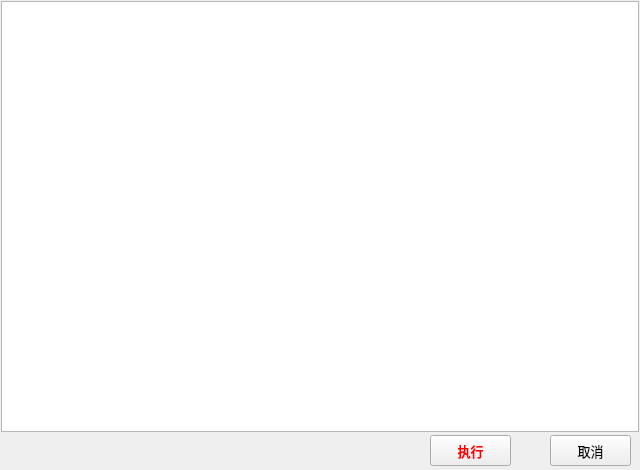
Before: the Qt Designer form ui/PreviewUI.ui in hrpzcf/RenameTool, drawn with Qt 5.
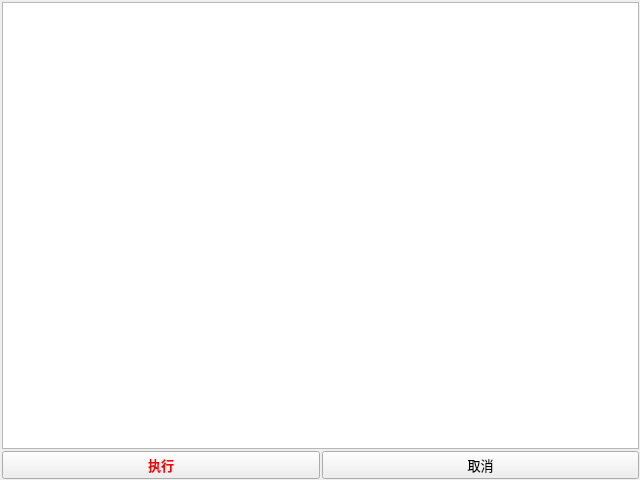
After: the same form once the commit is applied.

The edit to the form file:
```diff
--- a/ui/PreviewUI.ui
+++ b/ui/PreviewUI.ui
@@ -1,13 +1,16 @@
 <?xml version="1.0" encoding="UTF-8"?>
 <ui version="4.0">
- <class>Form</class>
- <widget class="QWidget" name="Form">
+ <class>PreviewUI</class>
+ <widget class="QMainWindow" name="PreviewUI">
+  <property name="windowModality">
+   <enum>Qt::ApplicationModal</enum>
+  </property>
   <property name="geometry">
    <rect>
     <x>0</x>
     <y>0</y>
     <width>640</width>
-    <height>470</height>
+    <height>480</height>
    </rect>
   </property>
   <property name="contextMenuPolicy">
@@ -16,14 +19,40 @@
   <property name="windowTitle">
    <string>重命名结果预览</string>
   </property>
+  <widget class="QWidget" name="centralwidget">
+   <widget class="QWidget" name="verticalLayoutWidget">
+    <property name="geometry">
+     <rect>
+      <x>0</x>
+      <y>0</y>
+      <width>641</width>
+      <height>481</height>
+     </rect>
+    </property>
+    <layout class="QVBoxLayout" name="verticalLayout" stretch="94,6">
+     <property name="spacing">
+      <number>2</number>
+     </property>
+     <property name="leftMargin">
+      <number>2</number>
+     </property>
+     <property name="topMargin">
+      <number>2</number>
+     </property>
+     <property name="rightMargin">
+      <number>2</number>
+     </property>
+     <property name="bottomMargin">
+      <number>2</number>
+     </property>
+     <item>
   <widget class="QTextEdit" name="textEdit">
-   <property name="geometry">
-    <rect>
-     <x>1</x>
-     <y>1</y>
-     <width>638</width>
-     <height>431</height>
-    </rect>
+       <property name="font">
+        <font>
+         <family>Microsoft YaHei UI</family>
+         <pointsize>9</pointsize>
+         <underline>false</underline>
+        </font>
    </property>
    <property name="contextMenuPolicy">
     <enum>Qt::NoContextMenu</enum>
@@ -35,15 +64,14 @@
     <bool>true</bool>
    </property>
   </widget>
+     </item>
+     <item>
+      <layout class="QHBoxLayout" name="horizontalLayout">
+       <property name="spacing">
+        <number>2</number>
+       </property>
+       <item>
   <widget class="QPushButton" name="pushButton">
-   <property name="geometry">
-    <rect>
-     <x>430</x>
-     <y>435</y>
-     <width>81</width>
-     <height>31</height>
-    </rect>
-   </property>
    <property name="palette">
     <palette>
      <active>
@@ -93,15 +121,9 @@
     <string>执行</string>
    </property>
   </widget>
+       </item>
+       <item>
   <widget class="QPushButton" name="pushButton_2">
-   <property name="geometry">
-    <rect>
-     <x>550</x>
-     <y>435</y>
-     <width>81</width>
-     <height>31</height>
-    </rect>
-   </property>
    <property name="font">
     <font>
      <family>Microsoft YaHei UI</family>
@@ -113,6 +135,12 @@
    <property name="text">
     <string>取消</string>
    </property>
+        </widget>
+       </item>
+      </layout>
+     </item>
+    </layout>
+   </widget>
   </widget>
  </widget>
  <resources/>
```
Left out of the diff: 5 changed lines with no effect on the pictures. Lines whose indentation alone changed are shown as unchanged.
